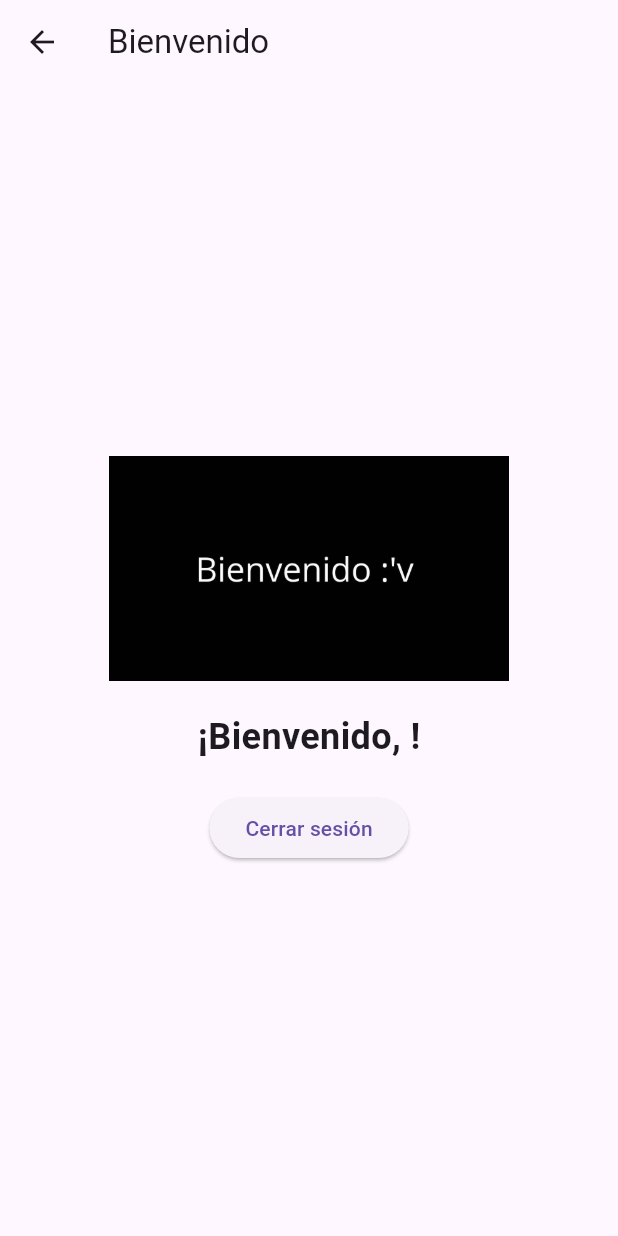
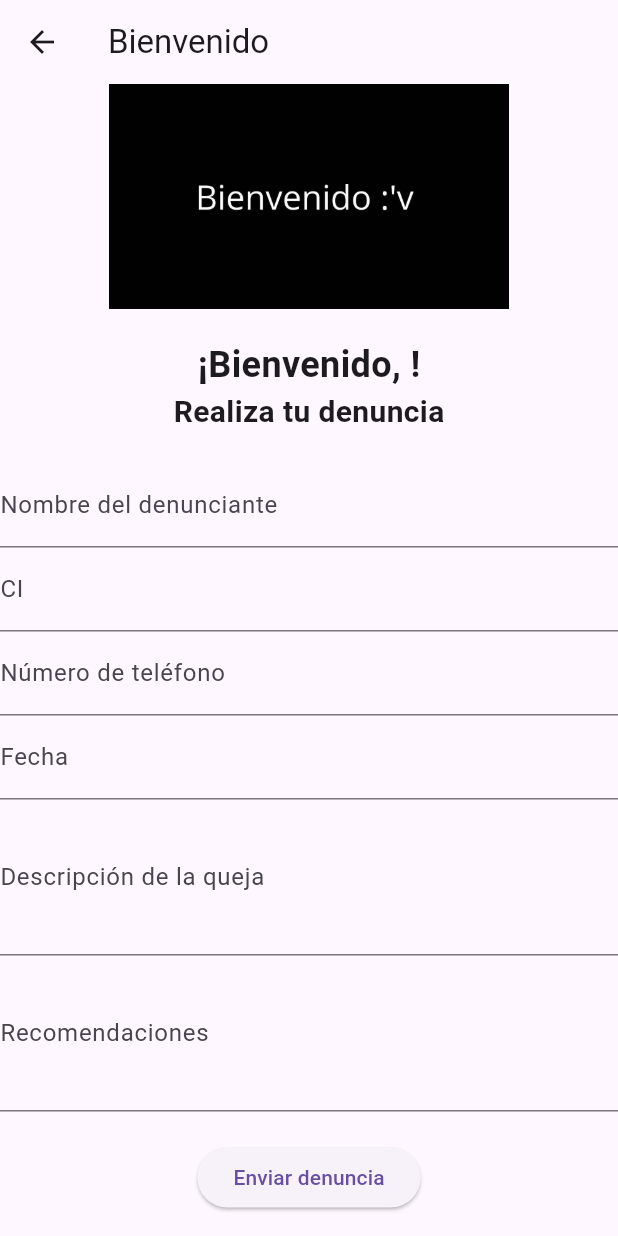
Before and after one commit to dayer9312/login_app, a Flutter app: the WelcomePage screen opened directly with empty values, on a phone screen of 412 x 824 dp. Run offline on Flutter 3.47's test engine with Material 3 defaults, Android fonts, the phone set to English and light mode, and no system bars; our stand-ins replace fluttertoast.

Commit message:
Formulario de denuncias

```diff
--- a/lib/welcome_page.dart
+++ b/lib/welcome_page.dart
@@ -1,7 +1,20 @@
 import 'package:flutter/material.dart';
 
-class WelcomePage extends StatelessWidget {
+class WelcomePage extends StatefulWidget {
   @override
+  _WelcomePageState createState() => _WelcomePageState();
+}
+class _WelcomePageState extends State<WelcomePage> {
+  final _formKey = GlobalKey<FormState>();
+
+    TextEditingController nameController = TextEditingController();
+    TextEditingController ciController = TextEditingController();
+    TextEditingController phoneController = TextEditingController();
+    TextEditingController dateController = TextEditingController();
+    TextEditingController complaintController = TextEditingController();
+    TextEditingController recommendationController = TextEditingController();
+  @override
+
   Widget build(BuildContext context) {
     final String username = ModalRoute.of(context)!.settings.arguments as String;
 
@@ -23,6 +36,105 @@ class WelcomePage extends StatelessWidget {
               '¡Bienvenido, $username!',
               style: TextStyle(fontSize: 24, fontWeight: FontWeight.bold),
             ),
+            Text(
+              'Realiza tu denuncia',
+              style: TextStyle(fontSize: 20, fontWeight: FontWeight.bold),
+            ),
+            SizedBox(height: 20),
+
+            Form(
+              key: _formKey,
+              child: Column(
+                children: <Widget>[
+                  TextFormField(
+                    controller: nameController,
+                    decoration: InputDecoration(labelText: 'Nombre del denunciante'),
+                    validator: (value) {
+                      if (value == null || value.isEmpty) {
+                        return 'Por favor ingrese su nombre';
+                      }
+                      return null;
+                    },
+                  ),
+                  TextFormField(
+                    controller: ciController,
+                    decoration: InputDecoration(labelText: 'CI'),
+                    validator: (value) {
+                      if (value == null || value.isEmpty) {
+                        return 'Por favor ingrese su CI';
+                      }
+                      return null;
+                    },
+                  ),
+                  TextFormField(
+                    controller: phoneController,
+                    decoration: InputDecoration(labelText: 'Número de teléfono'),
+                    keyboardType: TextInputType.phone,
+                    validator: (value) {
+                      if (value == null || value.isEmpty) {
+                        return 'Por favor ingrese su número de teléfono';
+                      }
+                      return null;
+                    },
+                  ),
+                  TextFormField(
+                    controller: dateController,
+                    decoration: InputDecoration(labelText: 'Fecha'),
+                    onTap: () async {
+                      DateTime? pickedDate = await showDatePicker(
+                        context: context,
+                        initialDate: DateTime.now(),
+                        firstDate: DateTime(2000),
+                        lastDate: DateTime(2101),
+                      );
+                      if (pickedDate != null) {
+                        setState(() {
+                          dateController.text = pickedDate.toString().split(' ')[0];
+                        });
+                      }
+                    },
+                    validator: (value) {
+                      if (value == null || value.isEmpty) {
+                        return 'Por favor seleccione la fecha';
+                      }
+                      return null;
+                    },
+                  ),
+                  TextFormField(
+                    controller: complaintController,
+                    decoration: InputDecoration(labelText: 'Descripción de la queja'),
+                    maxLines: 3,
+                    validator: (value) {
+                      if (value == null || value.isEmpty) {
+                        return 'Por favor ingrese la descripción de la queja';
+                      }
+                      return null;
+                    },
+                  ),
+                  TextFormField(
+                    controller: recommendationController,
+                    decoration: InputDecoration(labelText: 'Recomendaciones'),
+                    maxLines: 3,
+                    validator: (value) {
+                      if (value == null || value.isEmpty) {
+                        return 'Por favor ingrese recomendaciones';
+                      }
+                      return null;
+                    },
+                  ),
+                  SizedBox(height: 20),
+                  ElevatedButton(
+                    onPressed: () {
+                      if (_formKey.currentState!.validate()) {
+                        _showComplaintDialog(context);
+                      }
+                    },
+                    child: Text('Enviar denuncia'),
+                  ),
+                ],
+              ),
+            ),
+
             SizedBox(height: 20),
 
             ElevatedButton(
@@ -36,4 +148,35 @@ class WelcomePage extends StatelessWidget {
       ),
     );
   }
+
+  void _showComplaintDialog(BuildContext context) {
+    showDialog(
+      context: context,
+      builder: (BuildContext context) {
+        return AlertDialog(
+          title: Text('Revisa tu denuncia'),
+          content: SingleChildScrollView(
+            child: ListBody(
+              children: <Widget>[
+                Text('Nombre del denunciante: ${nameController.text}'),
+                Text('CI: ${ciController.text}'),
+                Text('Número de teléfono: ${phoneController.text}'),
+                Text('Fecha: ${dateController.text}'),
+                Text('Descripción de la queja: ${complaintController.text}'),
+                Text('Recomendaciones: ${recommendationController.text}'),
+              ],
+            ),
+          ),
+          actions: <Widget>[
+            TextButton(
+              child: Text('Aceptar'),
+              onPressed: () {
+                Navigator.of(context).pop();
+              },
+            ),
+          ],
+        );
+      },
+    );
+  }
 }
```
